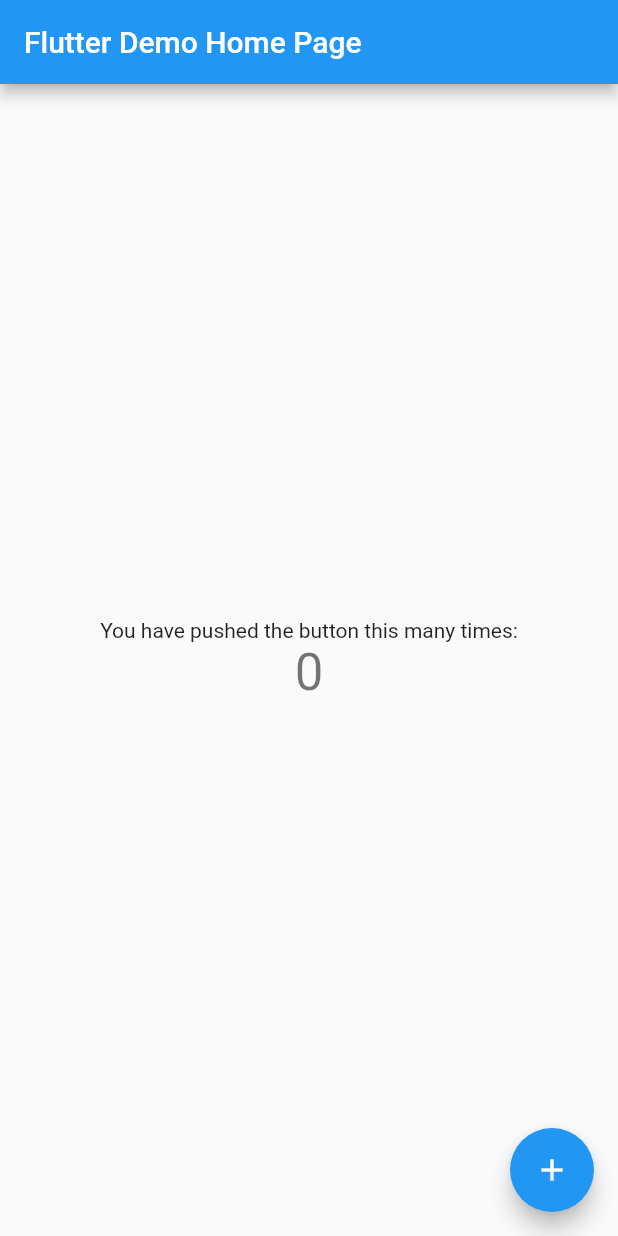
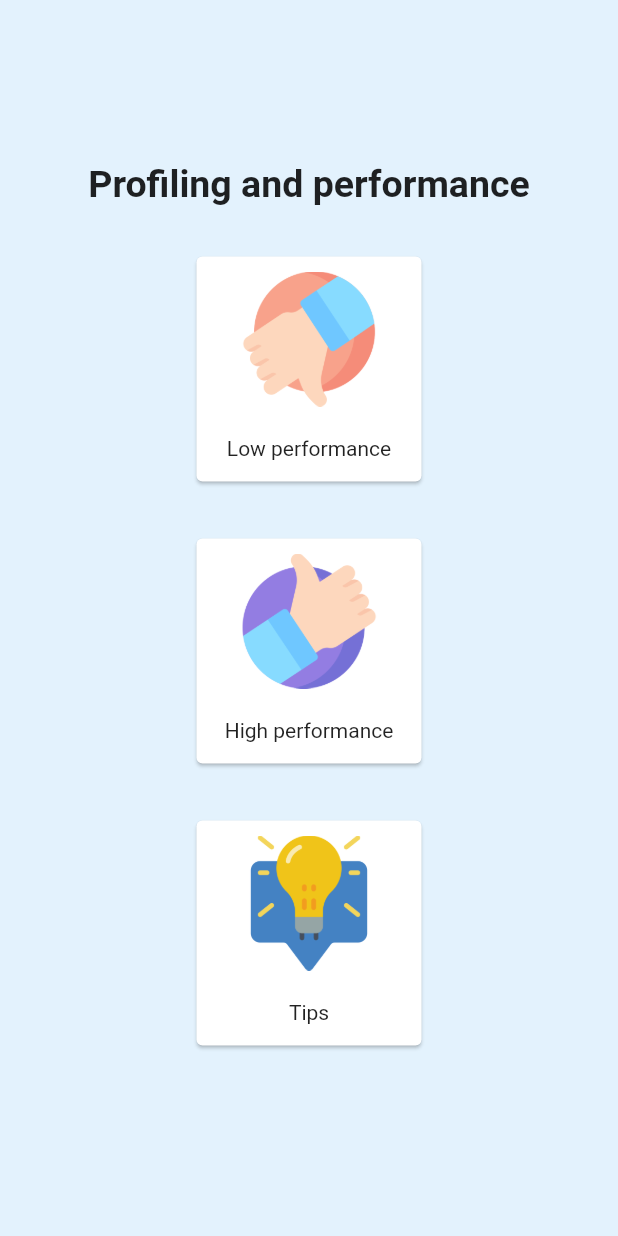
Before and after one commit to somosaleteo/example_profiling, a Flutter app: the screen it shows after launch, on a phone screen of 412 x 824 dp. Run offline on Flutter 3.47's test engine with Material 2 defaults, Android fonts, the light colour scheme and no system bars.

Commit message:
se crea ejemplo de alto y bajo performance

```diff
--- a/lib/main.dart
+++ b/lib/main.dart
@@ -1,3 +1,6 @@
+import 'package:example_profiling/ui/pages/example/high_performance_page.dart';
+import 'package:example_profiling/ui/pages/example/low_performance_page.dart';
+import 'package:example_profiling/ui/pages/my_home_page.dart';
 import 'package:flutter/material.dart';
 
 void main() {
@@ -7,109 +10,19 @@
 class MyApp extends StatelessWidget {
   const MyApp({super.key});
 
-  // This widget is the root of your application.
   @override
   Widget build(BuildContext context) {
     return MaterialApp(
       title: 'Flutter Demo',
       theme: ThemeData(
-        // This is the theme of your application.
-        //
-        // Try running your application with "flutter run". You'll see the
-        // application has a blue toolbar. Then, without quitting the app, try
-        // changing the primarySwatch below to Colors.green and then invoke
-        // "hot reload" (press "r" in the console where you ran "flutter run",
-        // or simply save your changes to "hot reload" in a Flutter IDE).
-        // Notice that the counter didn't reset back to zero; the application
-        // is not restarted.
         primarySwatch: Colors.blue,
       ),
-      home: const MyHomePage(title: 'Flutter Demo Home Page'),
+      routes: {
+        'home': (context) => const MyHomePage(),
+        'lowPerformance': (context) => const LowePerformancePage(),
+        'highPerformance': (context) => const HighPerformancePage(),
+      },
+      initialRoute: 'home',
     );
   }
 }
-
-class MyHomePage extends StatefulWidget {
-  const MyHomePage({super.key, required this.title});
-
-  // This widget is the home page of your application. It is stateful, meaning
-  // that it has a State object (defined below) that contains fields that affect
-  // how it looks.
-
-  // This class is the configuration for the state. It holds the values (in this
-  // case the title) provided by the parent (in this case the App widget) and
-  // used by the build method of the State. Fields in a Widget subclass are
-  // always marked "final".
-
-  final String title;
-
-  @override
-  State<MyHomePage> createState() => _MyHomePageState();
-}
-
-class _MyHomePageState extends State<MyHomePage> {
-  int _counter = 0;
-
-  void _incrementCounter() {
-    setState(() {
-      // This call to setState tells the Flutter framework that something has
-      // changed in this State, which causes it to rerun the build method below
-      // so that the display can reflect the updated values. If we changed
-      // _counter without calling setState(), then the build method would not be
-      // called again, and so nothing would appear to happen.
-      _counter++;
-    });
-  }
-
-  @override
-  Widget build(BuildContext context) {
-    // This method is rerun every time setState is called, for instance as done
-    // by the _incrementCounter method above.
-    //
-    // The Flutter framework has been optimized to make rerunning build methods
-    // fast, so that you can just rebuild anything that needs updating rather
-    // than having to individually change instances of widgets.
-    return Scaffold(
-      appBar: AppBar(
-        // Here we take the value from the MyHomePage object that was created by
-        // the App.build method, and use it to set our appbar title.
-        title: Text(widget.title),
-      ),
-      body: Center(
-        // Center is a layout widget. It takes a single child and positions it
-        // in the middle of the parent.
-        child: Column(
-          // Column is also a layout widget. It takes a list of children and
-          // arranges them vertically. By default, it sizes itself to fit its
-          // children horizontally, and tries to be as tall as its parent.
-          //
-          // Invoke "debug painting" (press "p" in the console, choose the
-          // "Toggle Debug Paint" action from the Flutter Inspector in Android
-          // Studio, or the "Toggle Debug Paint" command in Visual Studio Code)
-          // to see the wireframe for each widget.
-          //
-          // Column has various properties to control how it sizes itself and
-          // how it positions its children. Here we use mainAxisAlignment to
-          // center the children vertically; the main axis here is the vertical
-          // axis because Columns are vertical (the cross axis would be
-          // horizontal).
-          mainAxisAlignment: MainAxisAlignment.center,
-          children: <Widget>[
-            const Text(
-              'You have pushed the button this many times:',
-            ),
-            Text(
-              '$_counter',
-              style: Theme.of(context).textTheme.headlineMedium,
-            ),
-          ],
-        ),
-      ),
-      floatingActionButton: FloatingActionButton(
-        onPressed: _incrementCounter,
-        tooltip: 'Increment',
-        child: const Icon(Icons.add),
-      ), // This trailing comma makes auto-formatting nicer for build methods.
-    );
-  }
-}
--- /dev/null
+++ b/lib/ui/pages/my_home_page.dart
@@ -0,0 +1,46 @@
+import 'package:flutter/material.dart';
+
+import '../widgets/card_option_widget.dart';
+
+class MyHomePage extends StatelessWidget {
+  const MyHomePage({super.key});
+
+  @override
+  Widget build(BuildContext context) {
+    return Scaffold(
+      backgroundColor: Colors.blue[50],
+      body: Center(
+        child: Column(
+          mainAxisAlignment: MainAxisAlignment.center,
+          children: const [
+            Text(
+              'Profiling and performance',
+              style: TextStyle(
+                fontSize: 25,
+                fontWeight: FontWeight.bold,
+              ),
+            ),
+            SizedBox(
+              height: 15,
+            ),
+            CardOptionWidget(
+              urlImage: 'assets/images/negativo.png',
+              title: 'Low performance',
+              pageName: 'lowPerformance',
+            ),
+            CardOptionWidget(
+              urlImage: 'assets/images/positivo.png',
+              title: 'High performance',
+              pageName: 'highPerformance',
+            ),
+            CardOptionWidget(
+              urlImage: 'assets/images/tips.png',
+              title: 'Tips',
+              pageName: 'tips',
+            )
+          ],
+        ),
+      ),
+    );
+  }
+}
--- /dev/null
+++ b/lib/ui/widgets/card_option_widget.dart
@@ -0,0 +1,43 @@
+import 'package:flutter/material.dart';
+
+class CardOptionWidget extends StatelessWidget {
+  const CardOptionWidget({
+    super.key,
+    required this.urlImage,
+    required this.title,
+    required this.pageName,
+  });
+  final String urlImage;
+  final String title;
+  final String pageName;
+  @override
+  Widget build(BuildContext context) {
+    return Padding(
+      padding: const EdgeInsets.all(15.0),
+      child: InkWell(
+        onTap: () => Navigator.pushNamed(context, pageName),
+        child: Card(
+          child: SizedBox(
+            width: 150,
+            height: 150,
+            child: Padding(
+              padding: const EdgeInsets.all(10.0),
+              child: Column(
+                children: [
+                  Image.asset(
+                    urlImage,
+                    width: 90,
+                  ),
+                  const SizedBox(
+                    height: 20,
+                  ),
+                  Text(title)
+                ],
+              ),
+            ),
+          ),
+        ),
+      ),
+    );
+  }
+}
--- a/pubspec.yaml
+++ b/pubspec.yaml
@@ -59,8 +59,8 @@
   uses-material-design: true
 
   # To add assets to your application, add an assets section, like this:
-  # assets:
-  #   - images/a_dot_burr.jpeg
+  assets:
+    - assets/images/
   #   - images/a_dot_ham.jpeg
 
   # An image asset can refer to one or more resolution-specific "variants", see
```
Also changed, not shown: lib/ui/pages/example/high_performance_page.dart (added, +25 -0 lines), lib/ui/pages/example/low_performance_page.dart (added, +32 -0 lines), lib/ui/widgets/item_list_widget.dart (added, +29 -0 lines), assets/images/negativo.png (added), assets/images/positivo.png (added), assets/images/tips.png (added).
